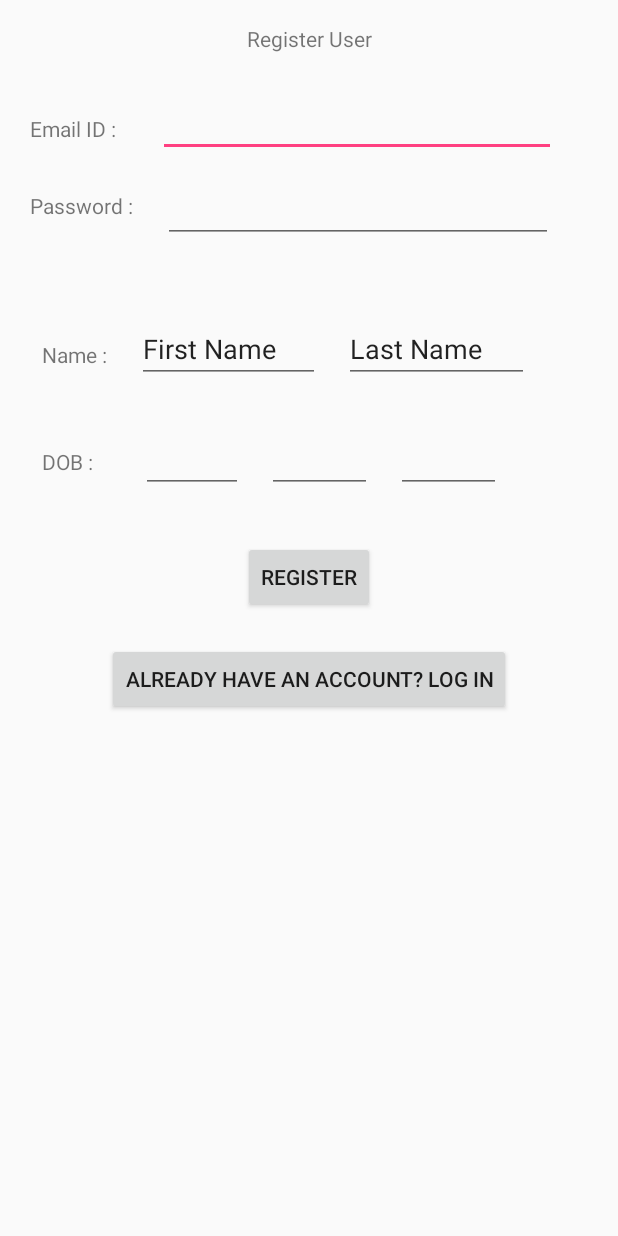
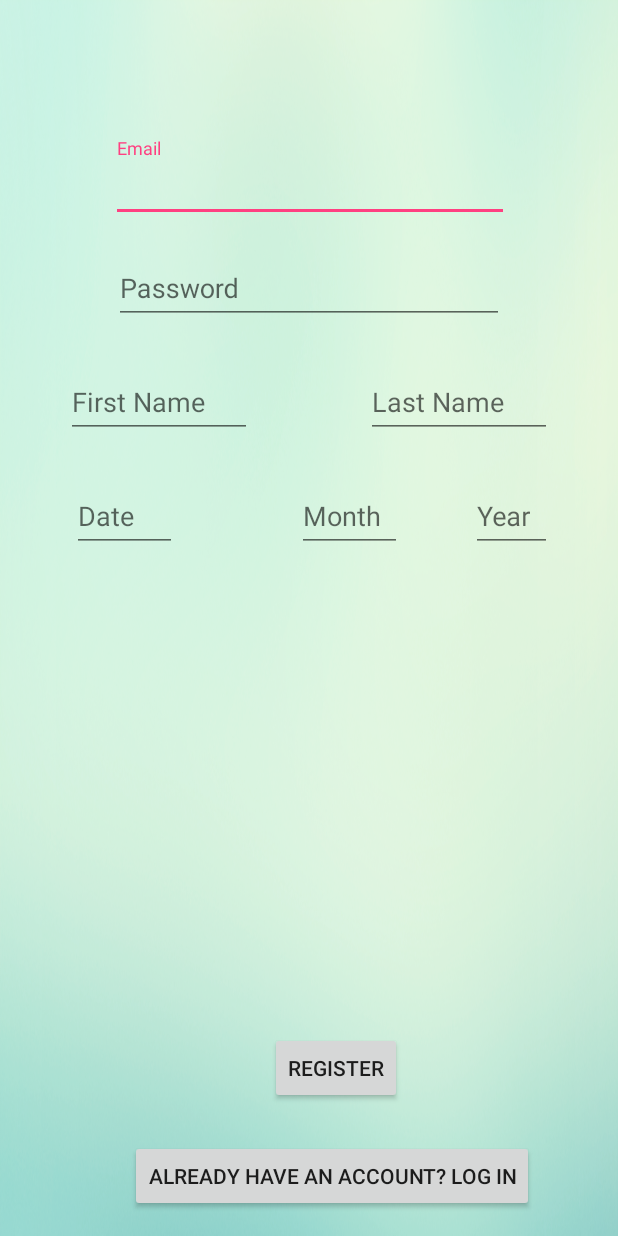
Before and after one commit to CSSAC/Karyo-Virtual-Assistant, an Android app: the layout activity_user_register.xml on its own in the app's theme, with its tools: preview values and no code run, on a phone screen of 412 x 824 dp. Run offline under Robolectric (Android 15) with nearby library versions, the phone set to English and light mode, and no system bars.

Commit message:
Updated with UI

```diff
--- a/app/build.gradle
+++ b/app/build.gradle
@@ -25,6 +25,8 @@ dependencies {
     // SQLITE ASSET HELPER
     compile 'com.readystatesoftware.sqliteasset:sqliteassethelper:+'
 
+    compile 'com.android.support:design:26.1.0'
+
     implementation fileTree(dir: 'libs', include: ['*.jar'])
     implementation 'com.android.support:appcompat-v7:26.0.0-alpha1'
     implementation 'com.android.support.constraint:constraint-layout:1.0.2'
--- a/app/src/main/res/anim/zoom_in.xml
+++ b/app/src/main/res/anim/zoom_in.xml
@@ -6,6 +6,6 @@
         android:fromYScale="1"
         android:pivotX="60%"
         android:pivotY="60%"
-        android:toXScale="1.3"
-        android:toYScale="1.3" />
+        android:toXScale="1.5"
+        android:toYScale="1.5" />
 </set>
--- a/app/src/main/res/layout/activity_user_register.xml
+++ b/app/src/main/res/layout/activity_user_register.xml
@@ -4,160 +4,174 @@
     xmlns:tools="http://schemas.android.com/tools"
     android:layout_width="match_parent"
     android:layout_height="match_parent"
+    android:background="@drawable/bg_loading"
     tools:context="org.cssac.karyovirtualassistantforautistickids.UserRegisterActivity">
 
-    <TextView
-        android:id="@+id/registerView"
-        android:layout_width="wrap_content"
+    <android.support.design.widget.TextInputLayout
+        android:layout_width="265dp"
         android:layout_height="wrap_content"
-        android:layout_marginTop="16dp"
-        android:text="Register User"
-        app:layout_constraintEnd_toEndOf="parent"
+        android:layout_marginTop="92dp"
+        app:layout_constraintHorizontal_bias="0.505"
         app:layout_constraintLeft_toLeftOf="parent"
         app:layout_constraintRight_toRightOf="parent"
-        app:layout_constraintStart_toStartOf="parent"
-        app:layout_constraintTop_toTopOf="parent" />
-
-    <TextView
-        android:id="@+id/idEmailView"
-        android:layout_width="wrap_content"
-        android:layout_height="wrap_content"
-        android:layout_marginLeft="20dp"
-        android:layout_marginTop="76dp"
-        android:text="Email ID :"
-        app:layout_constraintLeft_toLeftOf="parent"
-        app:layout_constraintTop_toTopOf="parent" />
-
-    <TextView
-        android:id="@+id/idPasswordView"
-        android:layout_width="wrap_content"
-        android:layout_height="wrap_content"
-        android:layout_marginLeft="20dp"
-        android:layout_marginTop="32dp"
-        android:text="Password :"
-        app:layout_constraintLeft_toLeftOf="parent"
-        app:layout_constraintTop_toBottomOf="@+id/idEmailView" />
+        app:layout_constraintTop_toTopOf="parent">
 
         <EditText
             android:id="@+id/idEmail"
-        android:layout_width="265dp"
+            android:layout_width="match_parent"
             android:layout_height="wrap_content"
-        android:layout_marginStart="28dp"
-        android:layout_marginTop="24dp"
             android:ems="10"
+            android:hint="Email"
             android:inputType="textPersonName"
             app:layout_constraintStart_toEndOf="@+id/idEmailView"
             app:layout_constraintTop_toBottomOf="@+id/registerView" />
+    </android.support.design.widget.TextInputLayout>
+
+    <android.support.design.widget.TextInputLayout
+        android:layout_width="260dp"
+        android:layout_height="wrap_content"
+        android:layout_marginTop="160dp"
+        app:layout_constraintLeft_toLeftOf="parent"
+        app:layout_constraintRight_toRightOf="parent"
+        app:layout_constraintTop_toTopOf="parent">
 
         <EditText
             android:id="@+id/idPassword"
-        android:layout_width="260dp"
+            android:layout_width="match_parent"
             android:layout_height="wrap_content"
-        android:layout_marginStart="20dp"
-        android:layout_marginTop="12dp"
+            android:layout_marginTop="16dp"
             android:ems="10"
+            android:hint="Password"
             android:inputType="textPassword"
             app:layout_constraintStart_toEndOf="@+id/idPasswordView"
             app:layout_constraintTop_toBottomOf="@+id/idEmail" />
+    </android.support.design.widget.TextInputLayout>
 
-    <TextView
-        android:id="@+id/idNameView"
-        android:layout_width="wrap_content"
+    <android.support.design.widget.TextInputLayout
+        android:layout_width="140dp"
         android:layout_height="wrap_content"
-        android:layout_marginLeft="28dp"
-        android:layout_marginTop="80dp"
-        android:text="Name :"
-        app:layout_constraintLeft_toLeftOf="parent"
-        app:layout_constraintTop_toBottomOf="@+id/idPasswordView" />
+        android:layout_marginEnd="44dp"
+        android:layout_marginTop="236dp"
+        app:layout_constraintEnd_toEndOf="parent"
+        app:layout_constraintTop_toTopOf="parent">
 
         <EditText
             android:id="@+id/idLastName"
-        android:layout_width="123dp"
+            android:layout_width="match_parent"
             android:layout_height="wrap_content"
             android:layout_marginStart="16dp"
-        android:layout_marginTop="48dp"
+            android:layout_marginTop="120dp"
             android:ems="10"
+            android:hint="Last Name"
             android:inputType="textPersonName"
-        android:text="Last Name"
             app:layout_constraintStart_toEndOf="@+id/idFirstName"
             app:layout_constraintTop_toBottomOf="@+id/idPassword" />
+    </android.support.design.widget.TextInputLayout>
+
+    <android.support.design.widget.TextInputLayout
+        android:layout_width="140dp"
+        android:layout_height="wrap_content"
+        android:layout_marginStart="28dp"
+        android:layout_marginTop="236dp"
+        app:layout_constraintLeft_toLeftOf="parent"
+        app:layout_constraintStart_toStartOf="parent"
+        app:layout_constraintTop_toTopOf="parent">
 
         <EditText
             android:id="@+id/idFirstName"
-        android:layout_width="122dp"
+            android:layout_width="match_parent"
             android:layout_height="wrap_content"
-        android:layout_marginStart="20dp"
-        android:layout_marginTop="48dp"
+            android:layout_marginStart="16dp"
+            android:layout_marginTop="120dp"
             android:ems="10"
+            android:hint="First Name"
             android:inputType="textPersonName"
-        android:text="First Name"
             app:layout_constraintStart_toEndOf="@+id/idNameView"
             app:layout_constraintTop_toBottomOf="@+id/idPassword" />
-
-    <TextView
-        android:id="@+id/idDOBView"
-        android:layout_width="wrap_content"
-        android:layout_height="wrap_content"
-        android:layout_marginLeft="28dp"
-        android:layout_marginTop="52dp"
-        android:text="DOB :"
-        app:layout_constraintLeft_toLeftOf="parent"
-        app:layout_constraintTop_toBottomOf="@+id/idNameView" />
+    </android.support.design.widget.TextInputLayout>
 
     <Button
         android:id="@+id/idRegisterBtn"
         android:layout_width="wrap_content"
         android:layout_height="wrap_content"
-        android:layout_marginTop="32dp"
+        android:layout_marginBottom="24dp"
+        android:layout_marginEnd="144dp"
         android:onClick="userRegister"
         android:text="Register"
-        app:layout_constraintHorizontal_bias="0.501"
-        app:layout_constraintLeft_toLeftOf="parent"
-        app:layout_constraintRight_toRightOf="parent"
-        app:layout_constraintTop_toBottomOf="@+id/idMonth" />
+        app:layout_constraintBottom_toTopOf="@+id/idLogInBtn"
+        app:layout_constraintEnd_toEndOf="parent"
+        app:layout_constraintRight_toRightOf="parent" />
+
+    <android.support.design.widget.TextInputLayout
+        android:layout_width="70dp"
+        android:layout_height="wrap_content"
+        android:layout_marginEnd="44dp"
+        android:layout_marginTop="312dp"
+        app:layout_constraintEnd_toEndOf="parent"
+        app:layout_constraintTop_toTopOf="parent">
 
         <EditText
             android:id="@+id/idYear"
+            android:layout_width="match_parent"
+            android:layout_height="wrap_content"
+            android:layout_marginLeft="16dp"
+            android:layout_marginTop="56dp"
+            android:ems="10"
+            android:hint="Year"
+            android:inputType="number"
+            app:layout_constraintLeft_toLeftOf="parent"
+            app:layout_constraintTop_toTopOf="parent" />
+    </android.support.design.widget.TextInputLayout>
+
+    <android.support.design.widget.TextInputLayout
         android:layout_width="70dp"
-        android:layout_height="wrap_content"
-        android:layout_marginStart="16dp"
-        android:layout_marginTop="28dp"
-        android:ems="10"
-        android:inputType="number"
-        app:layout_constraintStart_toEndOf="@+id/idMonth"
-        app:layout_constraintTop_toBottomOf="@+id/idFirstName" />
+        android:layout_height="58dp"
+        android:layout_marginEnd="144dp"
+        android:layout_marginTop="312dp"
+        app:layout_constraintEnd_toEndOf="parent"
+        app:layout_constraintRight_toRightOf="parent"
+        app:layout_constraintTop_toTopOf="parent">
 
         <EditText
             android:id="@+id/idMonth"
+            android:layout_width="match_parent"
+            android:layout_height="wrap_content"
+            android:ems="10"
+            android:hint="Month"
+            android:inputType="number"
+            tools:layout_editor_absoluteX="166dp"
+            tools:layout_editor_absoluteY="151dp" />
+    </android.support.design.widget.TextInputLayout>
+
+    <android.support.design.widget.TextInputLayout
         android:layout_width="70dp"
         android:layout_height="wrap_content"
-        android:layout_marginStart="16dp"
-        android:layout_marginTop="28dp"
-        android:ems="10"
-        android:inputType="number"
-        app:layout_constraintStart_toEndOf="@+id/idDate"
-        app:layout_constraintTop_toBottomOf="@+id/idFirstName" />
+        android:layout_marginStart="48dp"
+        android:layout_marginTop="312dp"
+        app:layout_constraintStart_toStartOf="parent"
+        app:layout_constraintTop_toTopOf="parent">
 
         <EditText
             android:id="@+id/idDate"
-        android:layout_width="68dp"
+            android:layout_width="match_parent"
             android:layout_height="wrap_content"
-        android:layout_marginStart="32dp"
-        android:layout_marginTop="28dp"
             android:ems="10"
+            android:hint="Date"
             android:inputType="number"
-        app:layout_constraintStart_toEndOf="@+id/idDOBView"
-        app:layout_constraintTop_toBottomOf="@+id/idFirstName" />
+            tools:layout_editor_absoluteX="61dp"
+            tools:layout_editor_absoluteY="228dp" />
+    </android.support.design.widget.TextInputLayout>
 
     <Button
         android:id="@+id/idLogInBtn"
         android:layout_width="wrap_content"
         android:layout_height="wrap_content"
-        android:layout_marginTop="20dp"
+        android:layout_marginBottom="16dp"
+        android:layout_marginEnd="56dp"
         android:onClick="toLoginActivity"
         android:text="Already Have an Account? Log In"
-        app:layout_constraintLeft_toLeftOf="parent"
-        app:layout_constraintRight_toRightOf="parent"
-        app:layout_constraintTop_toBottomOf="@+id/idRegisterBtn" />
+        app:layout_constraintBottom_toBottomOf="parent"
+        app:layout_constraintEnd_toEndOf="parent"
+        app:layout_constraintRight_toRightOf="parent" />
 
 </android.support.constraint.ConstraintLayout>
```
Also changed, not shown: app/src/main/AndroidManifest.xml (+5 -2 lines), app/src/main/java/org/cssac/karyovirtualassistantforautistickids/LearningAppHomeActivity.java (+18 -0 lines), app/src/main/java/org/cssac/karyovirtualassistantforautistickids/MCQGameActivity.java (+19 -8 lines), app/src/main/java/org/cssac/karyovirtualassistantforautistickids/constants/Tags.java (added, +9 -0 lines), app/src/main/java/org/cssac/karyovirtualassistantforautistickids/utils/BounceInterpolator.java (added, +20 -0 lines), app/src/main/java/org/cssac/karyovirtualassistantforautistickids/utils/TagsAdapter.java (added, +65 -0 lines), app/src/main/res/anim/bounce.xml (added, +11 -0 lines), app/src/main/res/layout-land/activity_learning_app_home.xml (+15 -0 lines), app/src/main/res/layout-land/load_game_screen.xml (+21 -10 lines), app/src/main/res/layout/activity_assistant.xml (+17 -0 lines), app/src/main/res/layout/tag_layout.xml (added, +42 -0 lines), app/src/main/res/drawable/bg_loading.png (added), app/src/main/res/drawable/karyo_text.png (added), app/src/main/res/drawable/kid_standing.png (added), 1 more files. Lines whose indentation alone changed are shown as unchanged.
